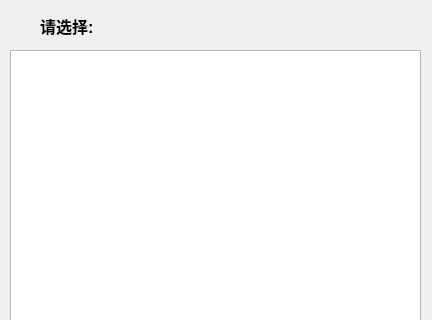
Before: the Qt Designer form apoBluePrint/apoScript/listdialog.ui in neil78duan/apollolib, drawn with Qt 5; both pictures show x 0 to 432 and y 0 to 320 of the 432 by 708 pixel window.
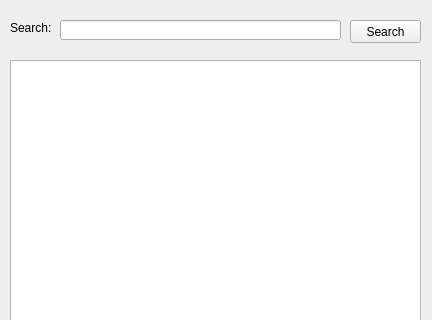
After: the same form once the commit is applied.

The edit to the form file:
```diff
--- a/apoBluePrint/apoScript/listdialog.ui
+++ b/apoBluePrint/apoScript/listdialog.ui
@@ -33,32 +33,46 @@
    <property name="geometry">
     <rect>
      <x>10</x>
-     <y>50</y>
+     <y>60</y>
      <width>411</width>
-     <height>611</height>
+     <height>601</height>
     </rect>
    </property>
   </widget>
   <widget class="QLabel" name="tipsLab">
    <property name="geometry">
     <rect>
-     <x>40</x>
-     <y>16</y>
-     <width>181</width>
+     <x>10</x>
+     <y>20</y>
+     <width>41</width>
+     <height>16</height>
+    </rect>
+   </property>
+   <property name="text">
+    <string>Search:</string>
+   </property>
+  </widget>
+  <widget class="QLineEdit" name="searchText">
+   <property name="geometry">
+    <rect>
+     <x>60</x>
+     <y>20</y>
+     <width>281</width>
      <height>20</height>
     </rect>
    </property>
-   <property name="font">
-    <font>
-     <pointsize>12</pointsize>
-     <weight>75</weight>
-     <italic>false</italic>
-     <bold>true</bold>
-     <underline>true</underline>
-    </font>
+  </widget>
+  <widget class="QPushButton" name="Search">
+   <property name="geometry">
+    <rect>
+     <x>350</x>
+     <y>20</y>
+     <width>71</width>
+     <height>23</height>
+    </rect>
    </property>
    <property name="text">
-    <string>请选择:</string>
+    <string>Search</string>
    </property>
   </widget>
  </widget>
```
Left out of the diff: 2 changed lines with no effect on the pictures.
